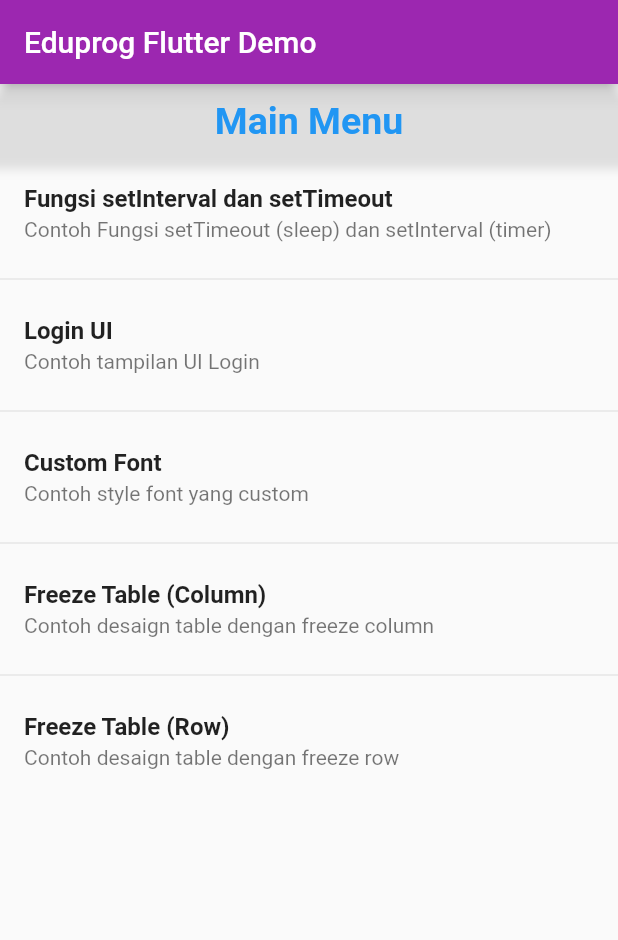
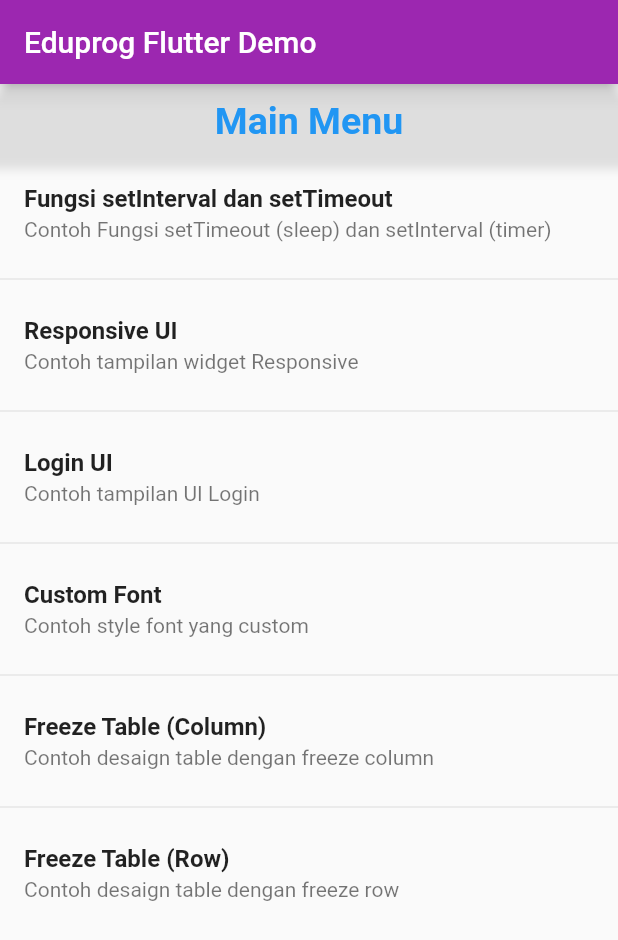
Before and after one commit to amhirin/eduprog_flutter_exercises, a Flutter app: the screen it shows after launch, on a phone screen of 412 x 824 dp. Shown: the top 940 px of the screen. Run offline on Flutter 3.47's test engine with Material 2 defaults, Android fonts, the phone set to English and light mode, and no system bars; our stand-ins replace flutter_custom_clippers.

Commit message:
update menu responsive ui

```diff
--- a/lib/main.dart
+++ b/lib/main.dart
@@ -72,6 +72,17 @@ class _MyHomePageState extends State<MyHomePage> {
               ),
               Divider(),
               ListTile(
+                title: Text("Responsive UI", style: TextStyle(fontWeight: FontWeight.bold)) ,
+                subtitle: Text("Contoh tampilan widget Responsive"),
+                onTap: (){
+                  Navigator.push(
+                    context,
+                    MaterialPageRoute(builder: (context) => LoginPage(title: "Eduprog Responsive UI",)),
+                  );
+                },
+              ),
+              Divider(),
+              ListTile(
                 title: Text("Login UI", style: TextStyle(fontWeight: FontWeight.bold)) ,
                 subtitle: Text("Contoh tampilan UI Login"),
                 onTap: (){
```
